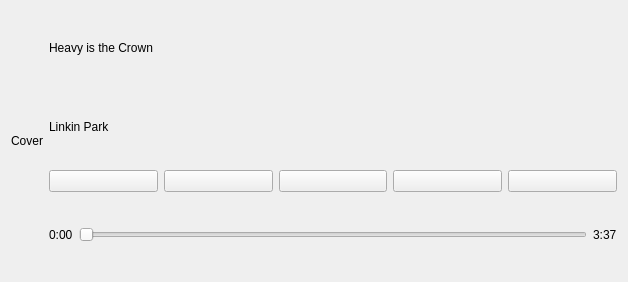
Before: the Qt Designer form ui/TransportWidget.ui in nichilum/nimamp, drawn with Qt 5.
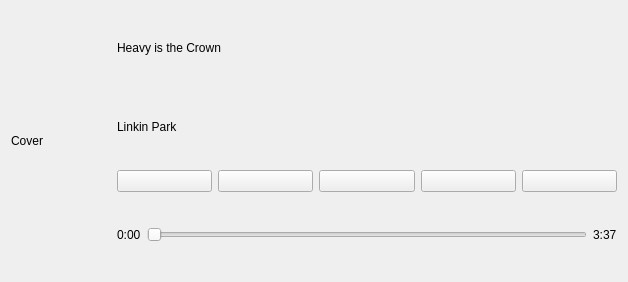
After: the same form once the commit is applied. Icons and pictures are not drawn.

Patch:
```diff
--- a/ui/TransportWidget.ui
+++ b/ui/TransportWidget.ui
@@ -27,6 +27,24 @@
          <verstretch>0</verstretch>
         </sizepolicy>
        </property>
+       <property name="minimumSize">
+        <size>
+         <width>100</width>
+         <height>100</height>
+        </size>
+       </property>
+       <property name="maximumSize">
+        <size>
+         <width>100</width>
+         <height>100</height>
+        </size>
+       </property>
+       <property name="baseSize">
+        <size>
+         <width>0</width>
+         <height>0</height>
+        </size>
+       </property>
        <property name="text">
         <string>Cover</string>
        </property>
```
Left out of the diff: 5 changed lines with no effect on the pictures.
